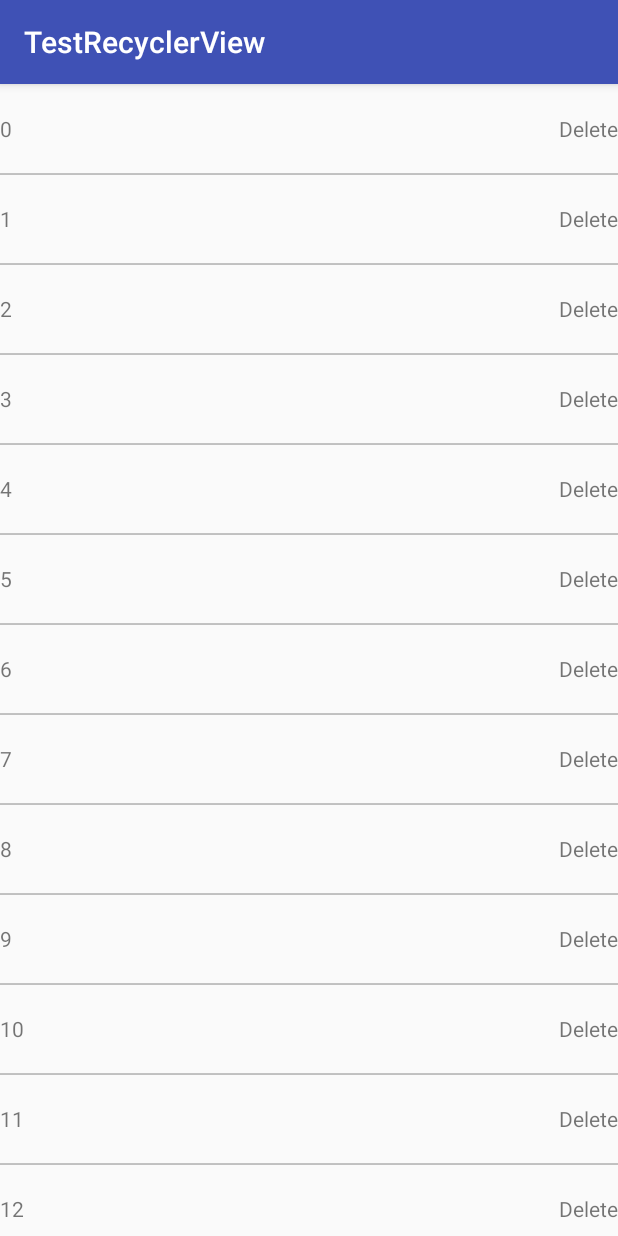
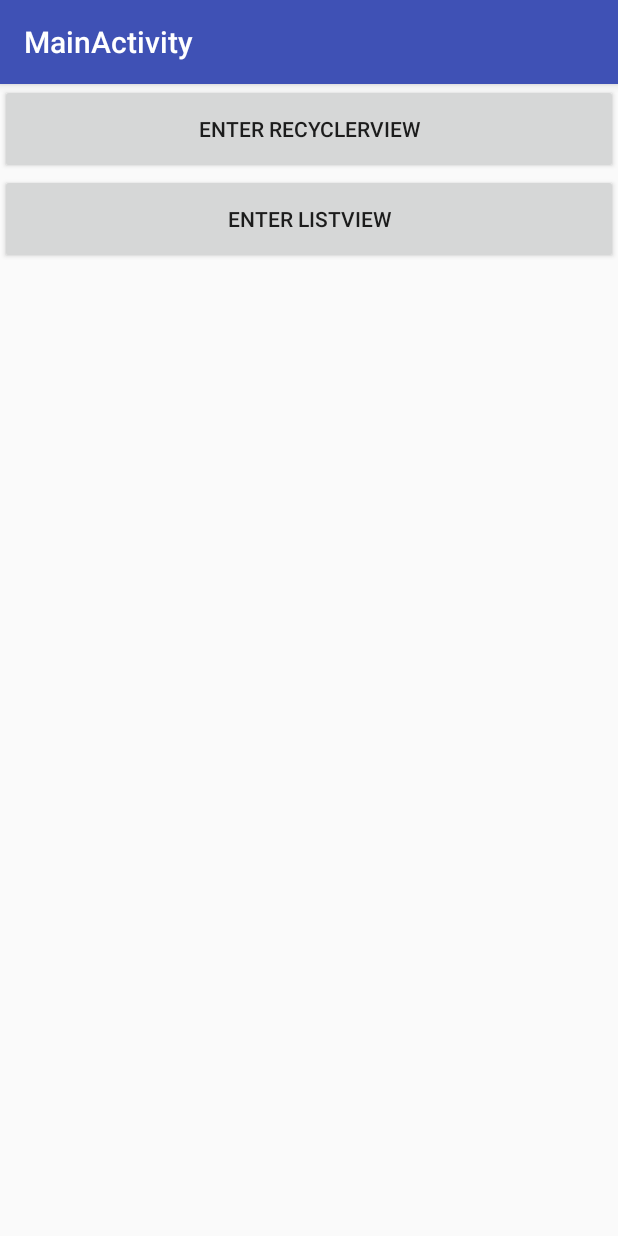
Before and after one commit to xwpeng/TestRecyclerView, an Android app: the screen it shows after launch (MainActivity), on a phone screen of 412 x 824 dp. Run offline under Robolectric (Android 15) with nearby library versions, the phone set to English and light mode, and no system bars.

Commit message:
create package directory and add listview practice

```diff
--- a/app/src/main/AndroidManifest.xml
+++ b/app/src/main/AndroidManifest.xml
@@ -10,13 +10,15 @@
         android:theme="@style/AppTheme"
         android:name=".MyApp"
         >
-        <activity android:name=".MainActivity">
+        <activity android:name=".ui.MainActivity">
             <intent-filter>
                 <action android:name="android.intent.action.MAIN" />
 
                 <category android:name="android.intent.category.LAUNCHER" />
             </intent-filter>
         </activity>
+        <activity android:name=".ui.ListViewActivity"/>
+        <activity android:name=".ui.RecyclerViewActivity"/>
     </application>
 
 </manifest>
--- /dev/null
+++ b/app/src/main/java/android/xwpeng/testrecyclerview/ui/MainActivity.java
@@ -0,0 +1,36 @@
+package android.xwpeng.testrecyclerview.ui;
+
+import android.content.Intent;
+import android.os.Bundle;
+import android.support.annotation.Nullable;
+import android.support.v7.app.AppCompatActivity;
+import android.view.View;
+import android.xwpeng.testrecyclerview.R;
+
+/**
+ * Created by xwpeng on 16-11-1.
+ */
+
+public class MainActivity extends AppCompatActivity implements View.OnClickListener{
+    @Override
+    protected void onCreate(@Nullable Bundle savedInstanceState) {
+        super.onCreate(savedInstanceState);
+        setContentView(R.layout.activity_main);
+        setTitle("MainActivity");
+        findViewById(R.id.main_recyclerview_enter).setOnClickListener(this);
+        findViewById(R.id.main_listview_enter).setOnClickListener(this);
+    }
+
+
+    @Override
+    public void onClick(View view) {
+        switch (view.getId()) {
+            case R.id.main_recyclerview_enter:
+                startActivity(new Intent(MainActivity.this, RecyclerViewActivity.class));
+                break;
+            case R.id.main_listview_enter:
+                startActivity(new Intent(MainActivity.this, ListViewActivity.class));
+                break;
+        }
+    }
+}
--- a/app/src/main/java/android/xwpeng/testrecyclerview/MainActivity.java
+++ b/app/src/main/java/android/xwpeng/testrecyclerview/ui/RecyclerViewActivity.java
@@ -1,12 +1,19 @@
-package android.xwpeng.testrecyclerview;
+package android.xwpeng.testrecyclerview.ui;
 
 import android.os.Bundle;
 import android.support.v7.app.AppCompatActivity;
+import android.xwpeng.testrecyclerview.view.BasicRecyclerView;
+import android.xwpeng.testrecyclerview.ui.adapter.IntListAdapter;
+import android.xwpeng.testrecyclerview.R;
 
 import java.util.ArrayList;
 import java.util.List;
 
-public class MainActivity extends AppCompatActivity implements IntListAdapter.CallBack{
+/**
+ * Created by xwpeng on 16-11-1.
+ * practice recyclerview
+ */
+public class RecyclerViewActivity extends AppCompatActivity implements IntListAdapter.CallBack {
     private BasicRecyclerView mRecyclerView;
     private List<Integer> mData;
     private IntListAdapter mAdapter;
@@ -14,8 +21,9 @@ public class MainActivity extends AppCompatActivity implements IntListAdapter.Ca
     @Override
     protected void onCreate(Bundle savedInstanceState) {
         super.onCreate(savedInstanceState);
-        setContentView(R.layout.activity_main);
-        mRecyclerView = (BasicRecyclerView) findViewById(R.id.main_recyclerview);
+        setContentView(R.layout.activity_recyclerview);
+        setTitle("RecyclerViewActivity");
+        mRecyclerView = (BasicRecyclerView) findViewById(R.id.recyclerview);
         mData = new ArrayList<>();
         for (int i = 0; i < 20; i++) mData.add(i);
         mAdapter = new IntListAdapter(mData, this);
--- a/app/src/main/java/android/xwpeng/testrecyclerview/IntListAdapter.java
+++ b/app/src/main/java/android/xwpeng/testrecyclerview/ui/adapter/IntListAdapter.java
@@ -1,10 +1,12 @@
-package android.xwpeng.testrecyclerview;
+package android.xwpeng.testrecyclerview.ui.adapter;
 
 import android.support.v7.widget.RecyclerView;
 import android.view.LayoutInflater;
 import android.view.View;
 import android.view.ViewGroup;
 import android.widget.TextView;
+import android.xwpeng.testrecyclerview.R;
+import android.xwpeng.testrecyclerview.util.PublicUtil;
 
 import java.util.List;
 
--- a/app/src/main/java/android/xwpeng/testrecyclerview/PublicUtil.java
+++ b/app/src/main/java/android/xwpeng/testrecyclerview/util/PublicUtil.java
@@ -1,6 +1,7 @@
-package android.xwpeng.testrecyclerview;
+package android.xwpeng.testrecyclerview.util;
 
 import android.widget.Toast;
+import android.xwpeng.testrecyclerview.MyApp;
 
 /**
  * Created by xwpeng on 16-10-25.
--- a/app/src/main/java/android/xwpeng/testrecyclerview/BasicRecyclerView.java
+++ b/app/src/main/java/android/xwpeng/testrecyclerview/view/BasicRecyclerView.java
@@ -1,4 +1,4 @@
-package android.xwpeng.testrecyclerview;
+package android.xwpeng.testrecyclerview.view;
 
 import android.content.Context;
 import android.graphics.Canvas;
--- a/app/src/main/res/layout/activity_main.xml
+++ b/app/src/main/res/layout/activity_main.xml
@@ -1,15 +1,22 @@
 <?xml version="1.0" encoding="utf-8"?>
-<RelativeLayout xmlns:android="http://schemas.android.com/apk/res/android"
-    xmlns:tools="http://schemas.android.com/tools"
-    android:id="@+id/activity_main"
+<LinearLayout xmlns:android="http://schemas.android.com/apk/res/android"
     android:layout_width="match_parent"
     android:layout_height="match_parent"
-    tools:context="android.xwpeng.testrecyclerview.MainActivity">
+    android:orientation="vertical">
+    <Button
+        android:id="@+id/main_recyclerview_enter"
+        android:layout_width="match_parent"
+        android:layout_height="60dp"
+        android:gravity="center"
+        android:text="Enter RecyclerView"
+        />
 
-    <android.xwpeng.testrecyclerview.BasicRecyclerView
-        android:id="@+id/main_recyclerview"
+    <Button
+        android:id="@+id/main_listview_enter"
         android:layout_width="match_parent"
-        android:layout_height="match_parent"
-        android:scrollbars="vertical"
-/>
-</RelativeLayout>
+        android:layout_height="60dp"
+        android:gravity="center"
+        android:text="Enter listView"
+        />
+
+</LinearLayout>
```
Also changed, not shown: app/src/main/java/android/xwpeng/testrecyclerview/entity/ChatMsg.java (added, +11 -0 lines), app/src/main/java/android/xwpeng/testrecyclerview/ui/ListViewActivity.java (added, +120 -0 lines), app/src/main/res/layout/activity_listview.xml (added, +7 -0 lines), app/src/main/res/layout/activity_recyclerview.xml (added, +15 -0 lines), app/src/main/res/layout/chatting_item_left.xml (added, +34 -0 lines), app/src/main/res/layout/chatting_item_right.xml (added, +35 -0 lines), app/src/main/res/drawable/chatfrom_bg.9.png (added), app/src/main/res/drawable/chatto_bg.9.png (added), app/src/main/res/mipmap-xxhdpi/tmp_repair_img.PNG (added), app/src/main/res/mipmap-xxhdpi/whatsnew_logo1.png (added), app/src/main/res/mipmap-xxhdpi/whatsnew_logo2.png (added).
